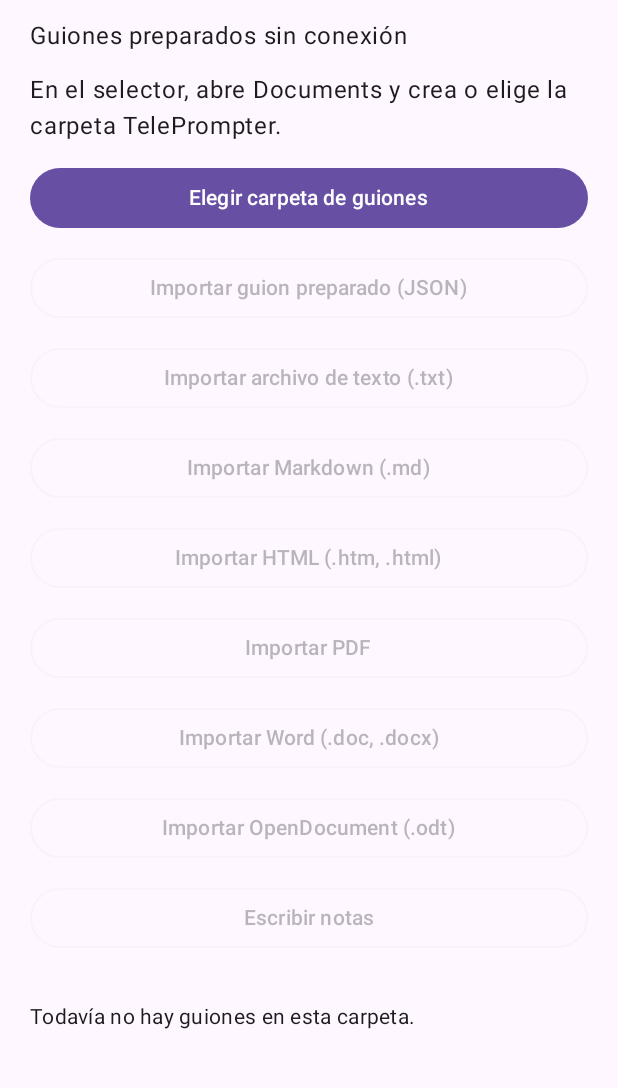
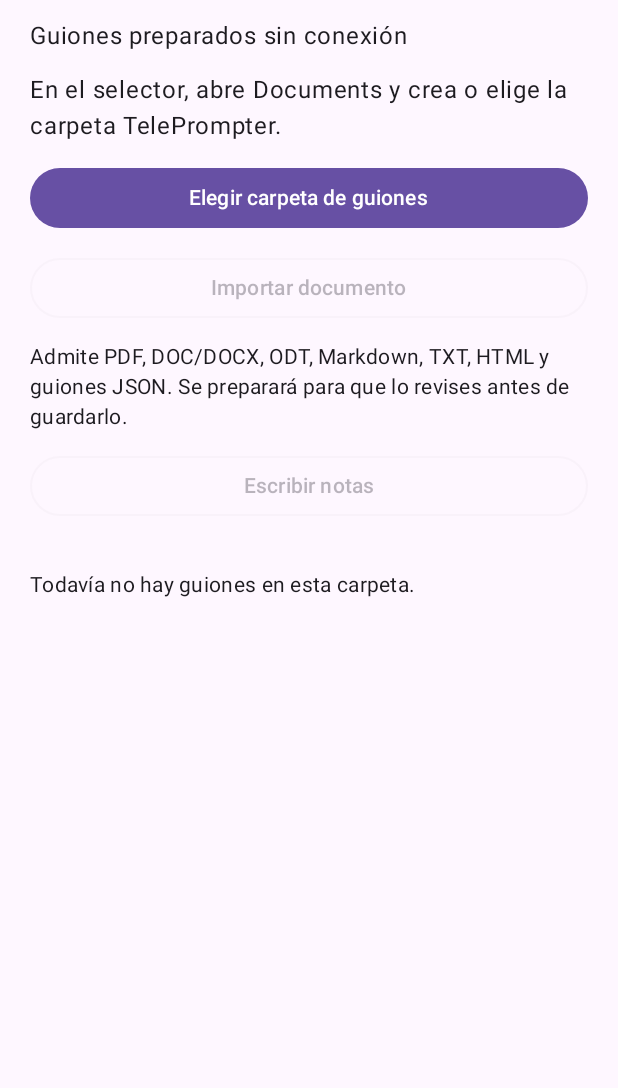
Before and after one commit to elkangri23/A-mi-ritmo, an Android app built with Jetpack Compose: the screen it shows after launch (MainActivity), on a phone screen of 412 x 824 dp, the part 78-1166 px from its top. Run offline under Robolectric (Android 15) with nearby library versions, the phone set to English and light mode, and no system bars.

Commit message:
Simplifica la importación de documentos

```diff
--- a/phone/src/main/kotlin/com/teleprompter/phone/ui/LibraryScreen.kt
+++ b/phone/src/main/kotlin/com/teleprompter/phone/ui/LibraryScreen.kt
@@ -1,6 +1,7 @@
 package com.teleprompter.phone.ui
 
 import android.net.Uri
+import android.provider.OpenableColumns
 import androidx.activity.compose.rememberLauncherForActivityResult
 import androidx.activity.compose.BackHandler
 import androidx.activity.result.contract.ActivityResultContracts
@@ -111,36 +112,6 @@ fun LibraryScreen(
         pendingReviewWarning = warning
     }
 
-    fun startImport(
-        formatLabel: String,
-        fallbackError: String,
-        warning: String? = null,
-        prepare: () -> PreparedScript,
-    ) {
-        if (activeImportJob?.isActive == true) return
-        isBusy = true
-        activeImportLabel = "Preparando $formatLabel…"
-        activeImportJob = coroutineScope.launch {
-            try {
-                val draft = withContext(Dispatchers.IO) { prepare() }
-                currentCoroutineContext().ensureActive()
-                stageReview(draft, warning)
-                showMessage("${draft.title} listo para revisar")
-            } catch (_: CancellationException) {
-                // The current parser reaches its next safe boundary; its result is discarded.
-                coroutineScope.launch { showMessage("Importación cancelada; no se guardó ningún borrador.") }
-            } catch (_: OutOfMemoryError) {
-                showMessage("El documento requiere más memoria de la disponible. Libera espacio de memoria o prueba una versión más ligera; no se guardó ningún borrador.")
-            } catch (error: Exception) {
-                showMessage(insufficientScratchSpace(formatLabel, error)?.message ?: userFacingError(error, fallbackError))
-            } finally {
-                activeImportLabel = null
-                activeImportJob = null
-                isBusy = false
-            }
-        }
-    }
-
     LaunchedEffect(selectedFolder) {
         if (selectedFolder != null) {
             try {
@@ -181,66 +152,70 @@ fun LibraryScreen(
         }
     }
 
-    val preparedJsonPicker = rememberLauncherForActivityResult(
+    val sourceDocumentPicker = rememberLauncherForActivityResult(
         contract = ActivityResultContracts.OpenDocument(),
     ) { sourceUri: Uri? ->
-        if (sourceUri != null) startImport("el guion JSON", "No se pudo importar el guion JSON.") {
-            repository.prepareJson(sourceUri)
+        if (sourceUri != null && activeImportJob?.isActive != true) {
+            isBusy = true
+            activeImportLabel = "Preparando documento…"
+            activeImportJob = coroutineScope.launch {
+                try {
+                    val displayName = withContext(Dispatchers.IO) {
+                        context.contentResolver.query(
+                            sourceUri,
+                            arrayOf(OpenableColumns.DISPLAY_NAME),
+                            null,
+                            null,
+                            null,
+                        )?.use { cursor -> if (cursor.moveToFirst()) cursor.getString(0) else null }
+                    }.orEmpty()
+                    val extension = displayName.substringAfterLast('.', "").lowercase()
+                    val handler = when (extension) {
+                        "json" -> DocumentImportHandler("el guion JSON", null) { repository.prepareJson(sourceUri) }
+                        "txt" -> DocumentImportHandler(
+                            "el archivo de texto",
+                            "Texto plano: se conservan el texto y los saltos de párrafo. Comprueba las separaciones y añade los subtítulos que necesites.",
+                        ) { repository.preparePlainText(sourceUri) }
+                        "md" -> DocumentImportHandler(
+                            "Markdown",
+                            "Markdown: se convierten títulos, listas, tablas GFM y énfasis básicos. Las listas anidadas se aplanan y la numeración puede reiniciarse; otros estilos o extensiones pueden simplificarse.",
+                        ) { repository.prepareMarkdown(sourceUri) }
+                        "htm", "html" -> DocumentImportHandler(
+                            "HTML",
+                            "HTML estático: se importa el texto y la estructura básica. Las listas anidadas se aplanan y la numeración puede reiniciarse; los estilos complejos y algunos elementos pueden no conservarse.",
+                        ) { repository.prepareHtml(sourceUri) }
+                        "pdf" -> DocumentImportHandler(
+                            "PDF",
+                            "PDF: se extrae el texto seleccionable. El orden de lectura, las columnas y los saltos pueden variar; los PDF escaneados no se importan.",
+                        ) { repository.preparePdf(sourceUri) }
+                        "doc", "docx" -> DocumentImportHandler(
+                            "Word",
+                            "Word: DOCX conserva títulos, listas, tablas y énfasis básicos; los niveles y la numeración de listas pueden simplificarse. DOC se extrae como texto y puede perder formato. Revisa secciones y tablas.",
+                        ) { repository.prepareWord(sourceUri) }
+                        "odt" -> DocumentImportHandler(
+                            "ODT",
+                            "ODT: se conservan estructuras y énfasis básicos. Las listas anidadas se aplanan y la numeración puede reiniciarse; la maquetación y los estilos complejos pueden cambiar.",
+                        ) { repository.prepareOdt(sourceUri) }
+                        else -> throw UnsupportedDocumentImportFormatException()
+                    }
+                    activeImportLabel = "Preparando ${handler.label}…"
+                    val draft = withContext(Dispatchers.IO) { handler.prepare() }
+                    currentCoroutineContext().ensureActive()
+                    stageReview(draft, handler.warning)
+                    showMessage("${draft.title} listo para revisar")
+                } catch (_: CancellationException) {
+                    coroutineScope.launch { showMessage("Importación cancelada; no se guardó ningún borrador.") }
+                } catch (_: OutOfMemoryError) {
+                    showMessage("El documento requiere más memoria de la disponible. Libera espacio de memoria o prueba una versión más ligera; no se guardó ningún borrador.")
+                } catch (error: Exception) {
+                    showMessage(insufficientScratchSpace("el documento", error)?.message ?: userFacingError(error, "No se pudo importar el documento."))
+                } finally {
+                    activeImportLabel = null
+                    activeImportJob = null
+                    isBusy = false
+                }
+            }
         }
-    }
-
-    val plainTextPicker = rememberLauncherForActivityResult(
-        contract = ActivityResultContracts.OpenDocument(),
-    ) { sourceUri: Uri? ->
-        if (sourceUri != null) startImport(
-            "el archivo de texto", "No se pudo importar el archivo de texto.",
-            "Texto plano: se conservan el texto y los saltos de párrafo. Comprueba las separaciones y añade los subtítulos que necesites.",
-        ) { repository.preparePlainText(sourceUri) }
-    }
-
-    val markdownPicker = rememberLauncherForActivityResult(
-        contract = ActivityResultContracts.OpenDocument(),
-    ) { sourceUri: Uri? ->
-        if (sourceUri != null) startImport(
-            "Markdown", "No se pudo importar Markdown.",
-            "Markdown: se convierten títulos, listas, tablas GFM y énfasis básicos. Las listas anidadas se aplanan y la numeración puede reiniciarse; otros estilos o extensiones pueden simplificarse.",
-        ) { repository.prepareMarkdown(sourceUri) }
-    }
-
-    val htmlPicker = rememberLauncherForActivityResult(
-        contract = ActivityResultContracts.OpenDocument(),
-    ) { sourceUri: Uri? ->
-        if (sourceUri != null) startImport(
-            "HTML", "No se pudo importar HTML.",
-            "HTML estático: se importa el texto y la estructura básica. Las listas anidadas se aplanan y la numeración puede reiniciarse; los estilos complejos y algunos elementos pueden no conservarse.",
-        ) { repository.prepareHtml(sourceUri) }
-    }
-
-    val pdfPicker = rememberLauncherForActivityResult(
-        contract = ActivityResultContracts.OpenDocument(),
-    ) { sourceUri: Uri? ->
-        if (sourceUri != null) startImport(
-            "PDF", "No se pudo importar el PDF.",
-            "PDF: se extrae el texto seleccionable. El orden de lectura, las columnas y los saltos pueden variar; los PDF escaneados no se importan.",
-        ) { repository.preparePdf(sourceUri) }
-    }
-
-    val wordPicker = rememberLauncherForActivityResult(
-        contract = ActivityResultContracts.OpenDocument(),
-    ) { sourceUri: Uri? ->
-        if (sourceUri != null) startImport(
-            "Word", "No se pudo importar Word.",
-            "Word: DOCX conserva títulos, listas, tablas y énfasis básicos; los niveles y la numeración de listas pueden simplificarse. DOC se extrae como texto y puede perder formato. Revisa secciones y tablas.",
-        ) { repository.prepareWord(sourceUri) }
-    }
-
-    val odtPicker = rememberLauncherForActivityResult(
-        contract = ActivityResultContracts.OpenDocument(),
-    ) { sourceUri: Uri? ->
-        if (sourceUri != null) startImport(
-            "ODT", "No se pudo importar ODT.",
-            "ODT: se conservan estructuras y énfasis básicos. Las listas anidadas se aplanan y la numeración puede reiniciarse; la maquetación y los estilos complejos pueden cambiar.",
-        ) { repository.prepareOdt(sourceUri) }
     }
 
     val exportPicker = rememberLauncherForActivityResult(
@@ -478,53 +453,11 @@ fun LibraryScreen(
                 folderSelected = selectedFolder != null,
                 isBusy = isBusy,
                 onSelectFolder = { folderPicker.launch(DocumentPicker.initialLibraryParentUri) },
-                onImportPreparedJson = {
+                onImportDocument = {
                     if (selectedFolder == null) {
                         coroutineScope.launch { showMessage("Elige primero la carpeta Documents/TelePrompter.") }
                     } else {
-                        preparedJsonPicker.launch(arrayOf(DocumentPicker.JSON_MIME_TYPE, "text/*", "*/*"))
-                    }
-                },
-                onImportPlainText = {
-                    if (selectedFolder == null) {
-                        coroutineScope.launch { showMessage("Elige primero la carpeta Documents/TelePrompter.") }
-                    } else {
-                        plainTextPicker.launch(arrayOf("text/plain", "text/*", "*/*"))
-                    }
-                },
-                onImportMarkdown = {
-                    if (selectedFolder == null) {
-                        coroutineScope.launch { showMessage("Elige primero la carpeta Documents/TelePrompter.") }
-                    } else {
-                        markdownPicker.launch(arrayOf("text/markdown", "text/*", "*/*"))
-                    }
-                },
-                onImportHtml = {
-                    if (selectedFolder == null) {
-                        coroutineScope.launch { showMessage("Elige primero la carpeta Documents/TelePrompter.") }
-                    } else {
-                        htmlPicker.launch(arrayOf("text/html", "application/xhtml+xml", "text/*", "*/*"))
-                    }
-                },
-                onImportPdf = {
-                    if (selectedFolder == null) {
-                        coroutineScope.launch { showMessage("Elige primero la carpeta Documents/TelePrompter.") }
-                    } else {
-                        pdfPicker.launch(arrayOf("application/pdf", "*/*"))
-                    }
-                },
-                onImportWord = {
-                    if (selectedFolder == null) {
-                        coroutineScope.launch { showMessage("Elige primero la carpeta Documents/TelePrompter.") }
-                    } else {
-                        wordPicker.launch(arrayOf("application/msword", "application/vnd.openxmlformats-officedocument.wordprocessingml.document", "*/*"))
-                    }
-                },
-                onImportOdt = {
-                    if (selectedFolder == null) {
-                        coroutineScope.launch { showMessage("Elige primero la carpeta Documents/TelePrompter.") }
-                    } else {
-                        odtPicker.launch(arrayOf("application/vnd.oasis.opendocument.text", "*/*"))
+                        sourceDocumentPicker.launch(DocumentPicker.sourceMimeTypes)
                     }
                 },
                 onCreateNote = {
@@ -566,13 +499,7 @@ private fun LibraryContent(
     folderSelected: Boolean,
     isBusy: Boolean,
     onSelectFolder: () -> Unit,
-    onImportPreparedJson: () -> Unit,
-    onImportPlainText: () -> Unit,
-    onImportMarkdown: () -> Unit,
-    onImportHtml: () -> Unit,
-    onImportPdf: () -> Unit,
-    onImportWord: () -> Unit,
-    onImportOdt: () -> Unit,
+    onImportDocument: () -> Unit,
     onCreateNote: () -> Unit,
     onOpen: (ScriptFile) -> Unit,
     onExport: (ScriptFile) -> Unit,
@@ -604,58 +531,14 @@ private fun LibraryContent(
         OutlinedButton(
             modifier = Modifier.fillMaxWidth(),
             enabled = !isBusy && folderSelected,
-            onClick = onImportPreparedJson,
+            onClick = onImportDocument,
         ) {
-            Text("Importar guion preparado (JSON)")
+            Text("Importar documento")
         }
-
-        OutlinedButton(
-            modifier = Modifier.fillMaxWidth(),
-            enabled = !isBusy && folderSelected,
-            onClick = onImportPlainText,
-        ) {
-            Text("Importar archivo de texto (.txt)")
-        }
-
-        OutlinedButton(
-            modifier = Modifier.fillMaxWidth(),
-            enabled = !isBusy && folderSelected,
-            onClick = onImportMarkdown,
-        ) {
-            Text("Importar Markdown (.md)")
-        }
-
-        OutlinedButton(
-            modifier = Modifier.fillMaxWidth(),
-            enabled = !isBusy && folderSelected,
-            onClick = onImportHtml,
-        ) {
-            Text("Importar HTML (.htm, .html)")
-        }
-
-        OutlinedButton(
-            modifier = Modifier.fillMaxWidth(),
-            enabled = !isBusy && folderSelected,
-            onClick = onImportPdf,
-        ) {
-            Text("Importar PDF")
-        }
-
-        OutlinedButton(
-            modifier = Modifier.fillMaxWidth(),
-            enabled = !isBusy && folderSelected,
-            onClick = onImportWord,
-        ) {
-            Text("Importar Word (.doc, .docx)")
-        }
-
-        OutlinedButton(
-            modifier = Modifier.fillMaxWidth(),
-            enabled = !isBusy && folderSelected,
-            onClick = onImportOdt,
-        ) {
-            Text("Importar OpenDocument (.odt)")
-        }
+        Text(
+            "Admite PDF, DOC/DOCX, ODT, Markdown, TXT, HTML y guiones JSON. Se preparará para que lo revises antes de guardarlo.",
+            style = MaterialTheme.typography.bodyMedium,
+        )
 
         OutlinedButton(
             modifier = Modifier.fillMaxWidth(),
@@ -696,6 +579,8 @@ private fun userFacingError(error: Throwable, fallback: String): String {
     return when (error) {
         is UnsupportedScriptSchemaException ->
             "Este guion usa la versión de formato ${error.foundVersion}, que esta versión de A mi ritmo no admite. Conserva el archivo original para abrirlo con una versión compatible."
+        is UnsupportedDocumentImportFormatException ->
+            "No se pudo procesar el archivo: su formato no está admitido. Se aceptan PDF, DOC/DOCX, ODT, Markdown (.md), texto (.txt), HTML (.htm/.html) y guiones JSON."
         is ScriptFormatException -> when (error.message) {
             "The script JSON root must be an object" -> "El archivo JSON del guion debe contener un objeto válido."
             "The script file is not valid JSON" -> "El archivo seleccionado no contiene un JSON válido."
@@ -706,6 +591,14 @@ private fun userFacingError(error: Throwable, fallback: String): String {
         else -> fallback
     }
 }
+
+private data class DocumentImportHandler(
+    val label: String,
+    val warning: String?,
+    val prepare: () -> PreparedScript,
+)
+
+private class UnsupportedDocumentImportFormatException : java.io.IOException()
 
 private fun reviewValidationError(script: PreparedScript): String? {
     if (script.title.isBlank()) return "Escribe un título para el guion."
```
Also changed, not shown: 1 other file.
